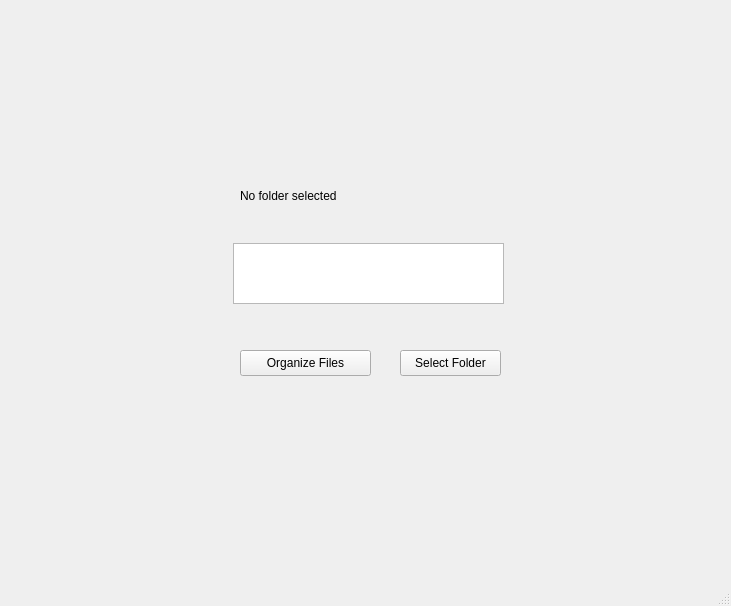
Before: the Qt Designer form main.ui in revenMadWolf/python-file-sorter, drawn with Qt 5.
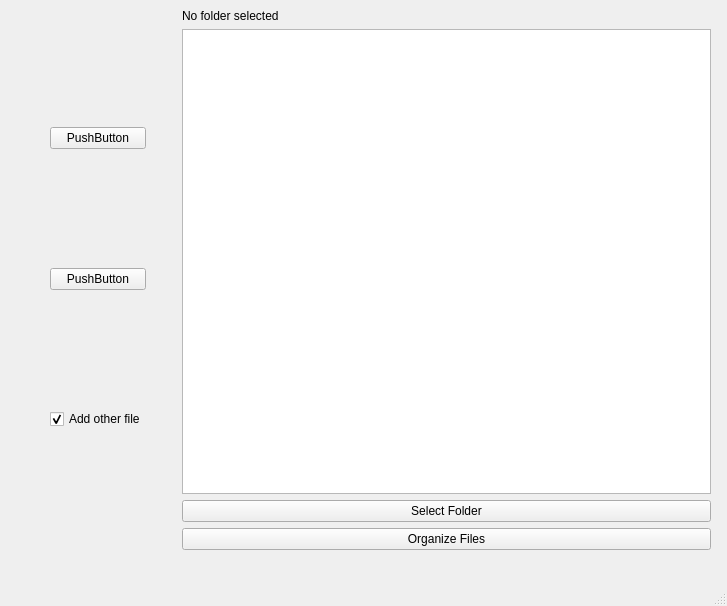
After: the same form once the commit is applied.

Commit message:
Add GUI-based smart file organizer with file sorting functionality
- Implemented file organization logic using os and shutil
- Added PySide6 GUI with folder selection and logging
- Organized files into categories (Images, Documents, Videos, etc.)
- Separated UI and core logic into main.py and functions.py
- Added README with project details and usage instructions

The edit to the form file:
```diff
--- a/main.ui
+++ b/main.ui
@@ -2,11 +2,14 @@
 <ui version="4.0">
  <class>MainWindow</class>
  <widget class="QMainWindow" name="MainWindow">
+  <property name="enabled">
+   <bool>true</bool>
+  </property>
   <property name="geometry">
    <rect>
     <x>0</x>
     <y>0</y>
-    <width>731</width>
+    <width>727</width>
     <height>606</height>
    </rect>
   </property>
@@ -14,54 +17,110 @@
    <string>MainWindow</string>
   </property>
   <widget class="QWidget" name="centralwidget">
-   <widget class="QPushButton" name="btn_select_folder">
+   <widget class="QWidget" name="horizontalLayoutWidget_2">
     <property name="geometry">
      <rect>
-      <x>400</x>
-      <y>350</y>
-      <width>101</width>
-      <height>26</height>
+      <x>20</x>
+      <y>9</y>
+      <width>691</width>
+      <height>541</height>
      </rect>
     </property>
-    <property name="text">
-     <string>Select Folder</string>
-    </property>
-   </widget>
-   <widget class="QPushButton" name="btn_organize">
-    <property name="geometry">
-     <rect>
-      <x>240</x>
-      <y>350</y>
-      <width>131</width>
-      <height>26</height>
-     </rect>
-    </property>
-    <property name="text">
-     <string>Organize Files</string>
-    </property>
-   </widget>
-   <widget class="QLabel" name="lbl_path">
-    <property name="geometry">
-     <rect>
-      <x>240</x>
-      <y>180</y>
-      <width>261</width>
-      <height>31</height>
-     </rect>
-    </property>
-    <property name="text">
-     <string>No folder selected</string>
-    </property>
-   </widget>
-   <widget class="QTextEdit" name="txt_log">
-    <property name="geometry">
-     <rect>
-      <x>233</x>
-      <y>243</y>
-      <width>271</width>
-      <height>61</height>
-     </rect>
-    </property>
+    <layout class="QHBoxLayout" name="horizontalLayout_2">
+     <item>
+      <layout class="QVBoxLayout" name="verticalLayout_3">
+       <property name="spacing">
+        <number>1</number>
+       </property>
+       <property name="leftMargin">
+        <number>30</number>
+       </property>
+       <property name="rightMargin">
+        <number>30</number>
+       </property>
+       <item>
+        <widget class="QPushButton" name="pushButton">
+         <property name="cursor">
+          <cursorShape>PointingHandCursor</cursorShape>
+         </property>
+         <property name="text">
+          <string>PushButton</string>
+         </property>
+        </widget>
+       </item>
+       <item>
+        <widget class="QPushButton" name="pushButton_3">
+         <property name="cursor">
+          <cursorShape>PointingHandCursor</cursorShape>
+         </property>
+         <property name="text">
+          <string>PushButton</string>
+         </property>
+        </widget>
+       </item>
+       <item>
+        <widget class="QCheckBox" name="checkBox">
+         <property name="autoFillBackground">
+          <bool>false</bool>
+         </property>
+         <property name="text">
+          <string>Add other file</string>
+         </property>
+         <property name="checked">
+          <bool>true</bool>
+         </property>
+        </widget>
+       </item>
+      </layout>
+     </item>
+     <item>
+      <layout class="QVBoxLayout" name="verticalLayout">
+       <item>
+        <widget class="QLabel" name="lbl_path">
+         <property name="enabled">
+          <bool>true</bool>
+         </property>
+         <property name="lineWidth">
+          <number>1</number>
+         </property>
+         <property name="text">
+          <string>No folder selected</string>
+         </property>
+         <property name="margin">
+          <number>15</number>
+         </property>
+        </widget>
+       </item>
+       <item>
+        <widget class="QTextEdit" name="txt_log">
+         <property name="readOnly">
+          <bool>true</bool>
+         </property>
+        </widget>
+       </item>
+       <item>
+        <widget class="QPushButton" name="btn_select_folder">
+         <property name="cursor">
+          <cursorShape>PointingHandCursor</cursorShape>
+         </property>
+         <property name="text">
+          <string>Select Folder</string>
+         </property>
+        </widget>
+       </item>
+       <item>
+        <widget class="QPushButton" name="btn_organize">
+         <property name="cursor">
+          <cursorShape>PointingHandCursor</cursorShape>
+         </property>
+         <property name="text">
+          <string>Organize Files</string>
+         </property>
+        </widget>
+       </item>
+      </layout>
+     </item>
+    </layout>
    </widget>
   </widget>
   <widget class="QMenuBar" name="menubar">
```
Left out of the diff: 2 changed lines with no effect on the pictures. The commit also changes 5 other files.
